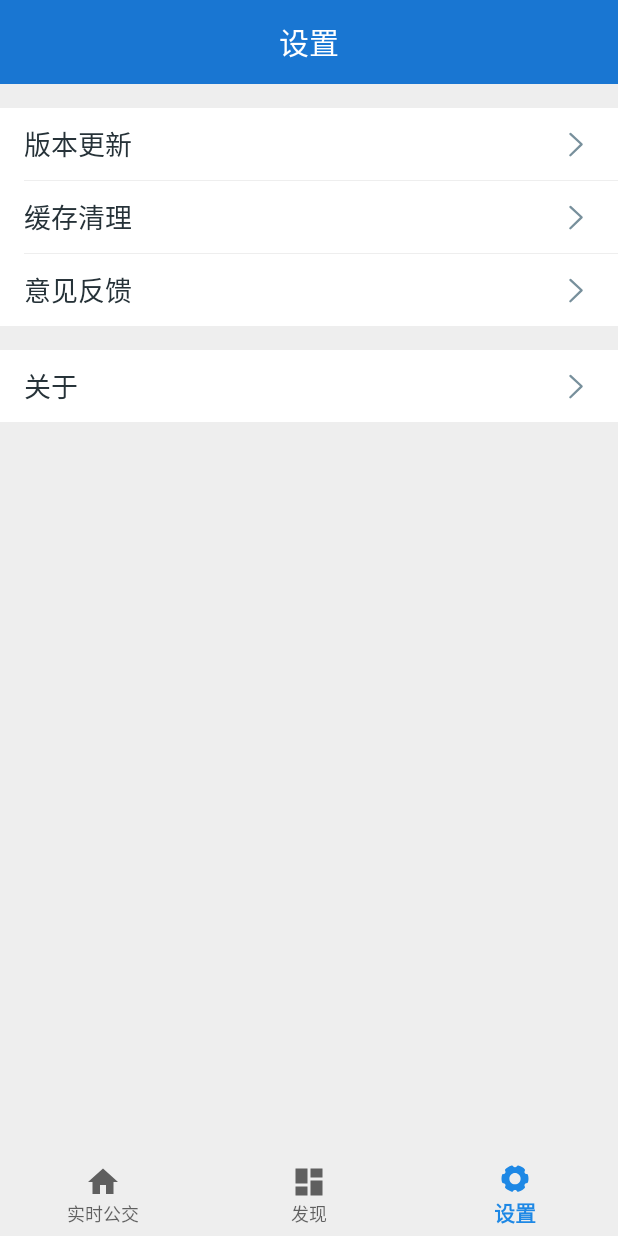
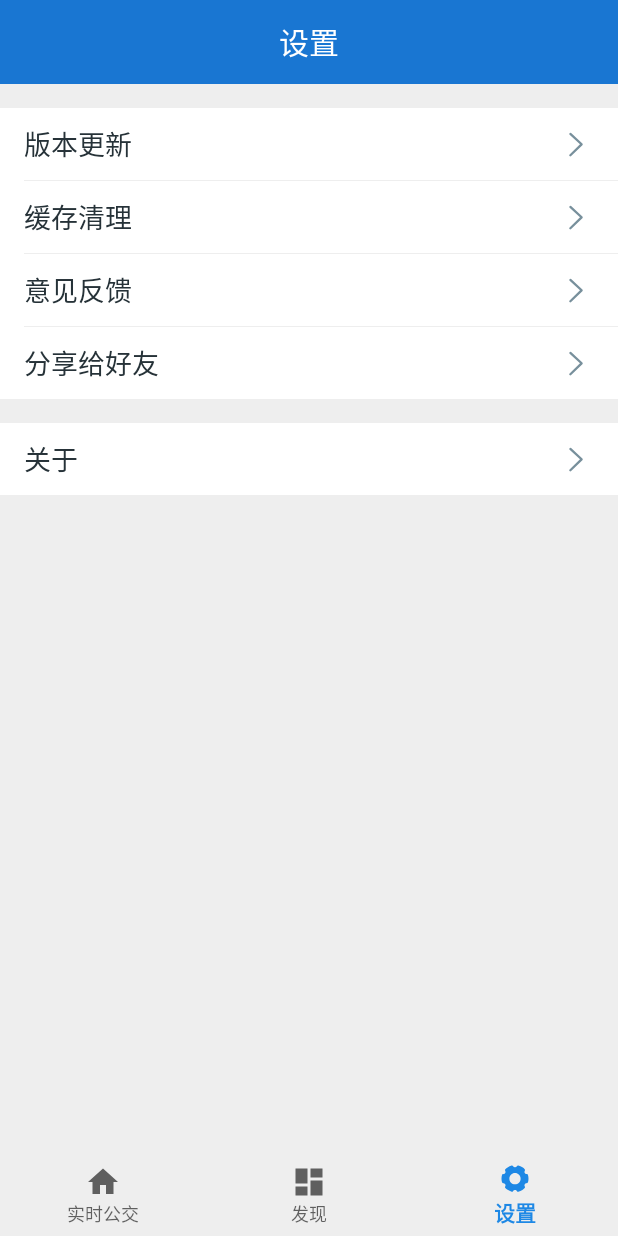
Before and after one commit to 631250005/ZhuHaiBus, an Android app: the screen it shows after launch (MainActivity), item 3 of the bottom bar chosen, on a phone screen of 412 x 824 dp. Run offline under Robolectric (Android 15) with nearby library versions, the light colour scheme and no system bars; our stand-ins replace data binding; libraries missing offline, so code that uses them is left out: com.umeng.analytics, retrofit2.adapter.rxjava, rx.android.schedulers, rx.schedulers; pictures from the network do not load; 22 statements that could not run were skipped.

Commit message:
share app

```diff
--- a/app/src/main/java/com/scrat/zhuhaibus/module/setting/SettingFragment.java
+++ b/app/src/main/java/com/scrat/zhuhaibus/module/setting/SettingFragment.java
@@ -7,8 +7,10 @@ import android.view.View;
 import android.view.ViewGroup;
 
 import com.scrat.zhuhaibus.R;
+import com.scrat.zhuhaibus.data.DataRepository;
 import com.scrat.zhuhaibus.databinding.FragmentSettingBinding;
 import com.scrat.zhuhaibus.framework.common.BaseFragment;
+import com.scrat.zhuhaibus.framework.util.Utils;
 import com.scrat.zhuhaibus.framework.view.IosDialog;
 import com.scrat.zhuhaibus.module.about.AboutActivity;
 import com.scrat.zhuhaibus.module.feedback.FeedbackActivity;
@@ -38,13 +40,12 @@ public class SettingFragment extends BaseFragment implements SettingContract.Vie
         binding.setting.setOnClickListener(v -> updateHelper.checkUpdate(getActivity(), true, true));
         binding.about.setOnClickListener(v -> AboutActivity.show(getContext()));
         binding.feedback.setOnClickListener(v -> FeedbackActivity.show(getContext()));
+        binding.shareApp.setOnClickListener(v -> Utils.openOnSysBrowser(getActivity(), DataRepository.getInstance().getShareUrl()));
         cacheDialog = new IosDialog(getContext())
                 .setTitle(R.string.clear_cache)
                 .setContent(R.string.clear_cache_content)
                 .setNegative(R.string.cancel)
-                .setPositive(R.string.delete, v -> {
-                    presenter.clearCache();
-                });
+                .setPositive(R.string.delete, v -> presenter.clearCache());
         new SettingPresenter(getApplicationContext(),this);
         binding.cleanCache.setOnClickListener(v -> {
             cacheDialog.show(binding.about);
--- a/app/src/main/res/layout/fragment_setting.xml
+++ b/app/src/main/res/layout/fragment_setting.xml
@@ -42,6 +42,16 @@
             style="@style/ListItemSingleLineTextView"
             android:text="@string/feedback" />
 
+        <View
+            android:layout_width="@dimen/activity_horizontal_margin"
+            android:layout_height="1px"
+            android:background="@color/white" />
+
+        <TextView
+            android:id="@+id/share_app"
+            style="@style/ListItemSingleLineTextView"
+            android:text="@string/share_app" />
+
         <TextView
             android:id="@+id/about"
             style="@style/ListItemSingleLineTextView"
--- a/app/src/main/res/values/strings.xml
+++ b/app/src/main/res/values/strings.xml
@@ -13,10 +13,12 @@
     <string name="confirm">确定</string>
     <string name="delete">删除</string>
     <string name="loading">加载中…</string>
+    <string name="share_app">分享给好友</string>
+    <string name="scan_and_download">扫码下载</string>
 
     <string name="execute_success">操作成功</string>
-    <string name="feedback_success">吐槽成功</string>
-    <string name="feedback_success_content">您的吐槽很到位，我们一定会好好考虑！</string>
+    <string name="feedback_success">反馈成功</string>
+    <string name="feedback_success_content">谢谢您的意见，我们一定会好好考虑的！</string>
     <string name="clear_cache_content">您的数据将会在地球上彻底消失</string>
     <string name="delete_history">删除历史</string>
     <string name="search_hint">搜索</string>
```
Also changed, not shown: app/src/main/AndroidManifest.xml (+4 -4 lines), app/src/main/java/com/scrat/zhuhaibus/data/DataRepository.java (+6 -1 lines), app/src/main/java/com/scrat/zhuhaibus/framework/util/Utils.java (+12 -0 lines).
